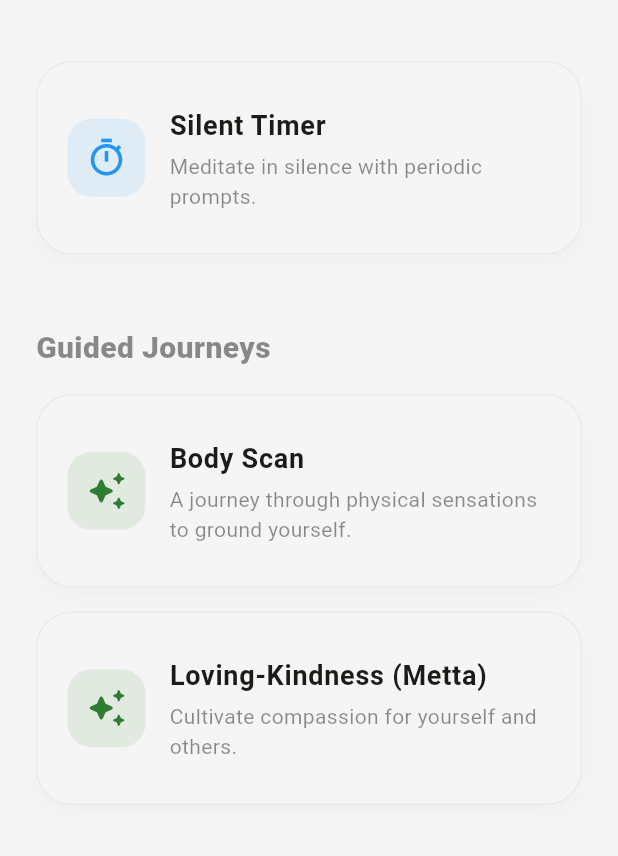
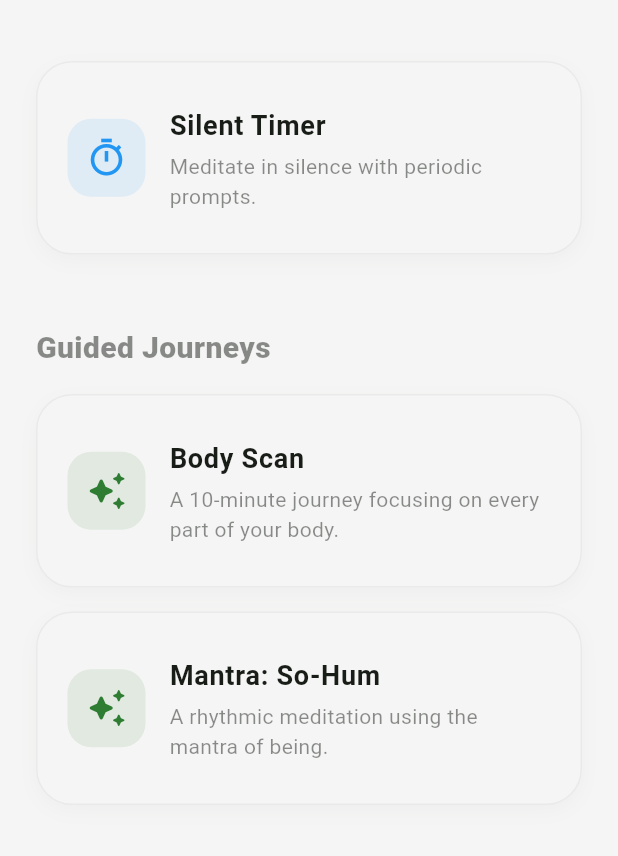
Before and after one commit to eirafocus/eirafocus, a Flutter app: the MeditationSelectionScreen screen opened directly, on a phone screen of 412 x 824 dp, the part 59-915 px from its top. Run offline on Flutter 3.47's test engine with Material 3 defaults, Android fonts, the phone set to English and light mode, and no system bars; our stand-ins replace fl_chart, flutter_riverpod, flutter_tts, font_awesome_flutter, sqflite, vibration; accounts and stored records are empty.

Commit message:
feat: denser guided prompts and new So-Hum mantra meditation

```diff
--- a/lib/features/meditation/domain/meditation_journey.dart
+++ b/lib/features/meditation/domain/meditation_journey.dart
@@ -21,30 +21,45 @@ class MeditationJourney {
   static const List<MeditationJourney> journeys = [
     MeditationJourney(
       name: 'Body Scan',
-      description: 'A journey through physical sensations to ground yourself.',
+      description: 'A 10-minute journey focusing on every part of your body.',
       totalDuration: Duration(minutes: 10),
       prompts: [
-        GuidedPrompt(timestamp: Duration(seconds: 0), text: "Welcome to this Body Scan meditation. Close your eyes and take a deep breath."),
-        GuidedPrompt(timestamp: Duration(seconds: 15), text: "Begin by bringing your attention to your feet. Notice any sensation, warmth, or pressure."),
-        GuidedPrompt(timestamp: Duration(seconds: 60), text: "Slowly move your focus up to your knees and thighs. Let any tension melt away."),
-        GuidedPrompt(timestamp: Duration(seconds: 120), text: "Now, feel the weight of your body against the surface you are sitting on."),
-        GuidedPrompt(timestamp: Duration(seconds: 180), text: "Bring your attention to your lower back and stomach. Inhale deeply, exhaling any stress."),
-        GuidedPrompt(timestamp: Duration(seconds: 300), text: "Move up to your chest and shoulders. Let them drop and relax."),
-        GuidedPrompt(timestamp: Duration(seconds: 420), text: "Finally, focus on your face and head. Soften your jaw and brow."),
-        GuidedPrompt(timestamp: Duration(seconds: 540), text: "Take a few final deep breaths, feeling your entire body at peace."),
+        GuidedPrompt(timestamp: Duration(seconds: 0), text: "Find a comfortable seat. Close your eyes. Take a deep breath. We will begin our body scan journey."),
+        GuidedPrompt(timestamp: Duration(seconds: 15), text: "Bring your full attention to the soles of your feet. Notice any tingling or warmth."),
+        GuidedPrompt(timestamp: Duration(seconds: 35), text: "Move your focus up to your ankles. Let them go soft and heavy."),
+        GuidedPrompt(timestamp: Duration(seconds: 55), text: "Slowly move up to your shins and calves. Let the muscles relax."),
+        GuidedPrompt(timestamp: Duration(seconds: 80), text: "Bring awareness to your knees. Notice any tension, and let it dissolve."),
+        GuidedPrompt(timestamp: Duration(seconds: 105), text: "Now focus on your thighs. Feel the weight of them against the seat."),
+        GuidedPrompt(timestamp: Duration(seconds: 130), text: "Shift your focus to your hips and lower back. Imagine a warm light loosening the muscles there."),
+        GuidedPrompt(timestamp: Duration(seconds: 160), text: "Now move to your stomach. Feel it rise and fall with each breath."),
+        GuidedPrompt(timestamp: Duration(seconds: 190), text: "Bring awareness to your chest. Feel the expansion of your lungs."),
+        GuidedPrompt(timestamp: Duration(seconds: 220), text: "Focus on your hands and fingers. Let them curl naturally. Release all effort."),
+        GuidedPrompt(timestamp: Duration(seconds: 250), text: "Move up to your wrists and forearms. Soften them."),
+        GuidedPrompt(timestamp: Duration(seconds: 280), text: "Focus on your shoulders. Let them drop away from your ears."),
+        GuidedPrompt(timestamp: Duration(seconds: 310), text: "Bring attention to your neck. Move it slightly if it feels tight."),
+        GuidedPrompt(timestamp: Duration(seconds: 340), text: "Finally, focus on your jaw and face. Soften your eyes. Relax your brow."),
+        GuidedPrompt(timestamp: Duration(seconds: 380), text: "Feel your whole body as one. Stable. Calm. At peace."),
+        GuidedPrompt(timestamp: Duration(seconds: 450), text: "Stay with this feeling of total relaxation. Breathe naturally."),
+        GuidedPrompt(timestamp: Duration(seconds: 580), text: "We are now concluding the body scan. When you are ready, gently open your eyes."),
       ],
     ),
     MeditationJourney(
-      name: 'Loving-Kindness (Metta)',
-      description: 'Cultivate compassion for yourself and others.',
+      name: 'Mantra: So-Hum',
+      description: 'A rhythmic meditation using the mantra of being.',
       totalDuration: Duration(minutes: 5),
       prompts: [
-        GuidedPrompt(timestamp: Duration(seconds: 0), text: "Find a comfortable position. We will begin by focusing on ourselves."),
-        GuidedPrompt(timestamp: Duration(seconds: 30), text: "Silently repeat: May I be happy. May I be healthy. May I be safe. May I live with ease."),
-        GuidedPrompt(timestamp: Duration(seconds: 90), text: "Now, think of someone you love. Visualize them clearly."),
-        GuidedPrompt(timestamp: Duration(seconds: 120), text: "Direct these same thoughts to them: May you be happy. May you be healthy. May you be safe."),
-        GuidedPrompt(timestamp: Duration(seconds: 180), text: "Now, expand this to all beings everywhere. May all beings be happy."),
-        GuidedPrompt(timestamp: Duration(seconds: 270), text: "Rest in this feeling of universal compassion as we conclude."),
+        GuidedPrompt(timestamp: Duration(seconds: 0), text: "We will use the mantra So-Hum. It means 'I am that'."),
+        GuidedPrompt(timestamp: Duration(seconds: 15), text: "As you inhale, silently say 'So'. As you exhale, silently say 'Hum'."),
+        GuidedPrompt(timestamp: Duration(seconds: 30), text: "Inhale... So. Exhale... Hum."),
+        GuidedPrompt(timestamp: Duration(seconds: 50), text: "Continue the rhythm. So... Hum."),
+        GuidedPrompt(timestamp: Duration(seconds: 75), text: "If your mind wanders, gently bring it back to the sound. So... Hum."),
+        GuidedPrompt(timestamp: Duration(seconds: 100), text: "Breathe in 'So'. Breathe out 'Hum'."),
+        GuidedPrompt(timestamp: Duration(seconds: 125), text: "So... Hum. Let the sound fill your mind."),
+        GuidedPrompt(timestamp: Duration(seconds: 150), text: "I am that. So... Hum."),
+        GuidedPrompt(timestamp: Duration(seconds: 180), text: "So... Hum. Calm and steady."),
+        GuidedPrompt(timestamp: Duration(seconds: 210), text: "Rest in the silence of the mantra. So... Hum."),
+        GuidedPrompt(timestamp: Duration(seconds: 240), text: "So... Hum."),
+        GuidedPrompt(timestamp: Duration(seconds: 285), text: "Gently let go of the mantra. Sit in the quiet for a moment before finishing."),
       ],
     ),
   ];
--- a/lib/features/meditation/presentation/meditation_selection_screen.dart
+++ b/lib/features/meditation/presentation/meditation_selection_screen.dart
@@ -1,4 +1,5 @@
 import 'package:flutter/material.dart';
+import 'package:flutter_tts/flutter_tts.dart';
 import 'package:eirafocus/features/meditation/domain/meditation_journey.dart';
 import 'package:eirafocus/features/meditation/presentation/meditation_screen.dart';
 
@@ -10,7 +11,9 @@ class MeditationSelectionScreen extends StatelessWidget {
     final colorScheme = Theme.of(context).colorScheme;
 
     return Scaffold(
-      appBar: AppBar(title: const Text('Meditation')),
+      appBar: AppBar(
+        title: const Text('Meditation'),
+      ),
       body: ListView(
         padding: const EdgeInsets.all(24),
         children: [
```
